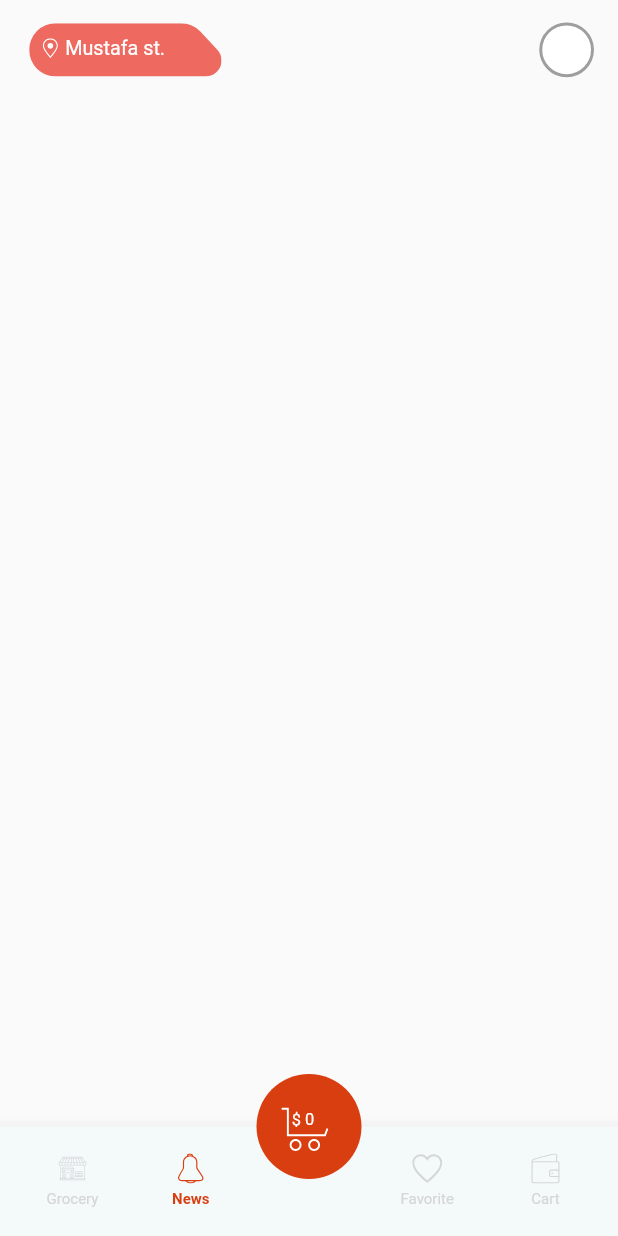
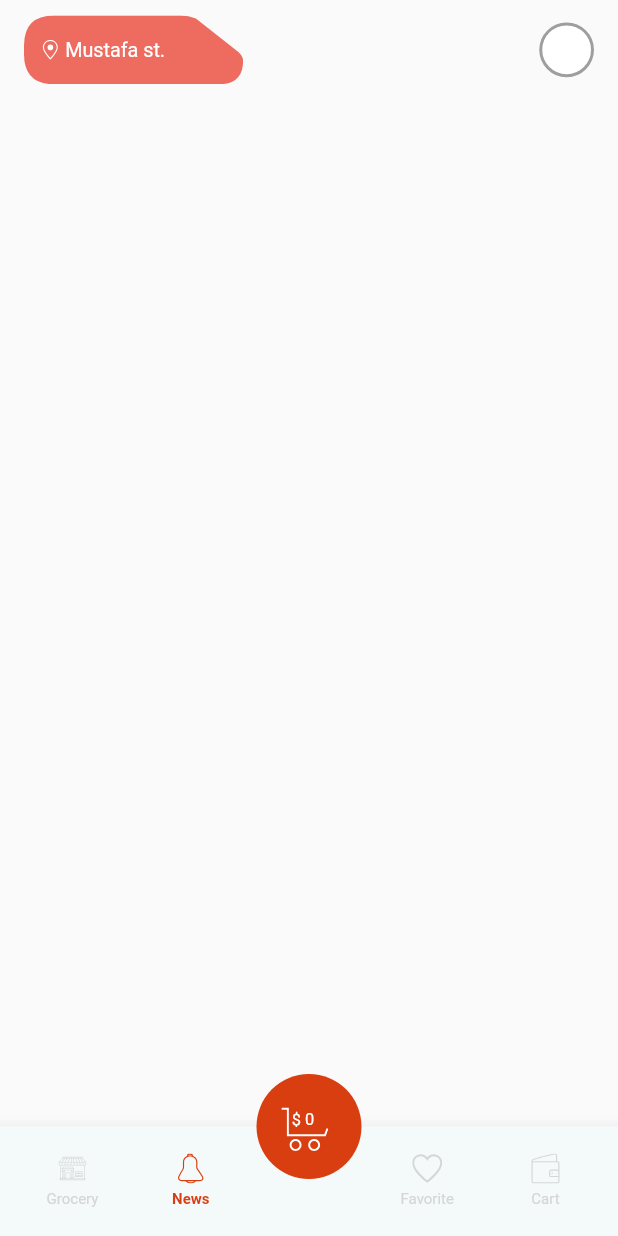
Before and after one commit to ashraf-hriz/flutter_shoping_demo_getx, a Flutter app: the screen it shows after launch, item 2 of the bottom bar chosen, on a phone screen of 412 x 824 dp. Run offline on Flutter 3.47's test engine with Material 2 defaults, Android fonts, the light colour scheme and no system bars; our stand-ins replace flutter_screenutil, flutter_svg, get.

Commit message:
edit to location contaner from svg to custom clipper

```diff
--- a/lib/widgets/footer_widget.dart
+++ b/lib/widgets/footer_widget.dart
@@ -44,7 +44,7 @@ class FooterWidget extends StatelessWidget {
                   style: TextStyle(letterSpacing: 0),
                   children: [
                     TextSpan(
-                      text: 'WHOP',
+                      text: 'WHOP ',
                       style: Theme.of(context).textTheme.headline4!.copyWith(
                           color: Color(0xff21114B),
                           fontSize: 31.sp,
@@ -55,7 +55,7 @@ class FooterWidget extends StatelessWidget {
                       style: Theme.of(context).textTheme.headline4!.copyWith(
                           color: Color(0xff21114B),
                           fontSize: 31.sp,
-                          letterSpacing: -10),
+                          letterSpacing: -15),
                     ),
                     TextSpan(
                       text: 'E',
@@ -69,6 +69,7 @@ class FooterWidget extends StatelessWidget {
                       style: Theme.of(context).textTheme.headline4!.copyWith(
                             color: Color(0xff21114B),
                             fontSize: 31.sp,
+                            letterSpacing: 2,
                           ),
                     ),
                   ],
--- a/lib/widgets/location_top_widget.dart
+++ b/lib/widgets/location_top_widget.dart
@@ -8,18 +8,50 @@ class LeadingAppBarWidget extends StatelessWidget {
   @override
   Widget build(BuildContext context) {
     return Padding(
-      padding:  EdgeInsets.only(top: 10.h),
+      padding: EdgeInsets.only(top: 10.h),
       child: Row(
         mainAxisAlignment: MainAxisAlignment.spaceBetween,
         children: [
           Stack(
             children: [
-              SvgPicture.asset(
+              /*SvgPicture.asset(
                 'assets/icons/top_container_icon.svg',
                 width: 123.w,
                 height: 34.h,
+              ),*/
+
+              ClipPath(
+                clipper: CustomClipPath(),
+                child: Container(
+                  width: 133.w,
+                  height: 44.h,
+                  padding: EdgeInsets.only(left: 10.w),
+                  decoration: BoxDecoration(
+
+                    color: Color(0xffEE6B60),
+                  ),
+                  child: Row(
+                    children: [
+                      SvgPicture.asset(
+                        'assets/icons/location_icon.svg',
+                        width: 12.w,
+                        height: 16.h,
+                        color: Colors.white,
+                      ),
+                      SizedBox(
+                        width: 3.w,
+                      ),
+                      Text(
+                        'Mustafa st.',
+                        style: Theme.of(context).textTheme.bodyText1!.copyWith(
+                          color: Colors.white,
+                        ),
+                      ),
+                    ],
+                  ),
+                ),
               ),
-              Positioned(
+             /* Positioned(
                 left: 10.w,
                 top: 8.h,
                 child: Row(
@@ -41,7 +73,7 @@ class LeadingAppBarWidget extends StatelessWidget {
                     ),
                   ],
                 ),
-              ),
+              ),*/
             ],
           ),
           Container(
@@ -83,18 +115,30 @@ class LeadingAppBarWidget extends StatelessWidget {
 }
 
 class CustomClipPath extends CustomClipper<Path> {
-  var bRadius = 1.0;
+  var bRadius = 20.0;
 
   @override
   Path getClip(Size size) {
     final path = Path()
-      ..lineTo(0, 0)
-      ..lineTo(0, size.height)
-      ..lineTo(size.width, size.height)
-      //..cubicTo(size.width, bRadius, size.width, size.height * 0.6, bRadius, size.height * 0.6)
-      ..lineTo(size.width, size.height * 0.6 - bRadius)
-      //..cubicTo(size.width , size.height * 0.6 - bRadius, size.width , size.height * 0.6, size.width * 0.75, bRadius)
-      ..lineTo(size.width * 0.75, 0)
+      //blew left corner curve
+      ..lineTo(0, size.height - bRadius)
+      ..quadraticBezierTo(0, size.height, bRadius, size.height)
+      //blew right corner curve
+      ..lineTo(size.width - bRadius *0.8, size.height)
+      ..quadraticBezierTo(
+          size.width, size.height, size.width  , size.height - bRadius *0.8)
+
+      //line segment from right to top
+      ..lineTo(size.width , size.height * 0.6 +3)
+      ..quadraticBezierTo(
+          size.width, size.height * 0.6, size.width - 3, size.height * 0.6 - 3)
+      ..lineTo(size.width * 0.75 + 5, 2)
+      ..quadraticBezierTo(size.width * 0.75, 0, size.width * 0.75 - 5, 0)
+
+      //top left corner
+      ..lineTo(bRadius, 0)
+      ..quadraticBezierTo(0, 0,  0,  bRadius)
+      //..lineTo(size.width * 0.75, 0)
       ..close();
     return path;
   }
```
